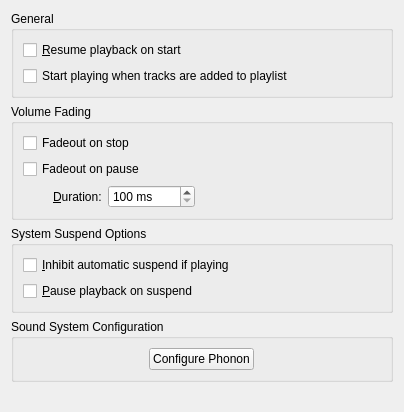
Above: src/configdialog/dialogs/PlaybackConfig.ui from KDE/amarok before the change. Below: the same form after it.
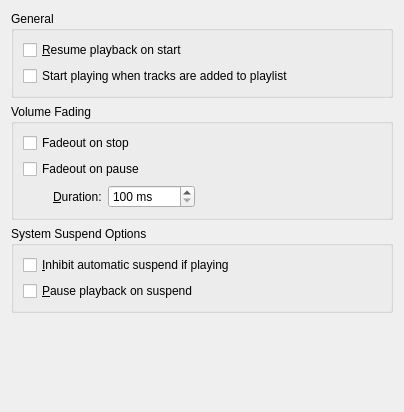
That is the form after the change.

Commit message:
Remove button to move to the system sound settings
This pointed to (what is now) phononsettings before and currently
points to the kcm from plasma-pa. While the settings obviously might
affect Amarok, the configure dialog is about configuring Amarok
itself and I wouldn't expect a button to change the settings for my
network configuration either, for example. Furthermore this avoids
an optional runtime dependency on pulseaudio and plasma-pa, which
is probably only available on Linux/*BSD.

```diff
--- a/src/configdialog/dialogs/PlaybackConfig.ui
+++ b/src/configdialog/dialogs/PlaybackConfig.ui
@@ -183,68 +183,6 @@
     </widget>
    </item>
    <item row="3" column="0">
-    <widget class="QGroupBox" name="groupBox_2">
-     <property name="title">
-      <string>Sound System Configuration</string>
-     </property>
-     <layout class="QGridLayout" name="gridLayout_3">
-      <item row="0" column="0">
-       <layout class="QVBoxLayout" name="verticalLayout">
-        <item>
-         <layout class="QHBoxLayout" name="horizontalLayout">
-          <item>
-           <spacer name="horizontalSpacer">
-            <property name="orientation">
-             <enum>Qt::Horizontal</enum>
-            </property>
-            <property name="sizeHint" stdset="0">
-             <size>
-              <width>165</width>
-              <height>20</height>
-             </size>
-            </property>
-           </spacer>
-          </item>
-          <item>
-           <widget class="QPushButton" name="pushButtonPhonon">
-            <property name="sizePolicy">
-             <sizepolicy hsizetype="MinimumExpanding" vsizetype="Fixed">
-              <horstretch>0</horstretch>
-              <verstretch>0</verstretch>
-             </sizepolicy>
-            </property>
-            <property name="toolTip">
-             <string>Phonon is the audio system used by Amarok.</string>
-            </property>
-            <property name="whatsThis">
-             <string>Phonon is the audio system used by Amarok.</string>
-            </property>
-            <property name="text">
-             <string>Configure Phonon</string>
-            </property>
-           </widget>
-          </item>
-          <item>
-           <spacer name="horizontalSpacer_2">
-            <property name="orientation">
-             <enum>Qt::Horizontal</enum>
-            </property>
-            <property name="sizeHint" stdset="0">
-             <size>
-              <width>165</width>
-              <height>20</height>
-             </size>
-            </property>
-           </spacer>
-          </item>
-         </layout>
-        </item>
-       </layout>
-      </item>
-     </layout>
-    </widget>
-   </item>
-   <item row="4" column="0">
     <spacer name="verticalSpacer">
      <property name="orientation">
       <enum>Qt::Vertical</enum>
```
The commit also changes 2 other files.
